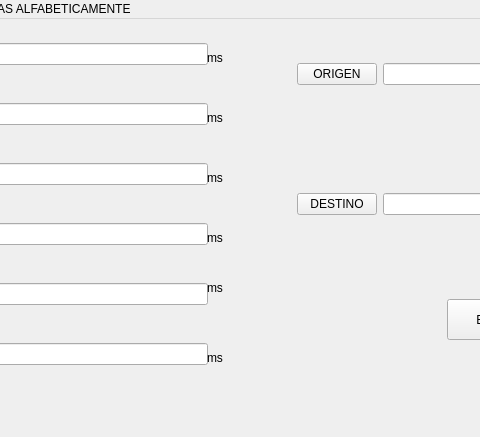
First picture: the form in banco_pruebas/ordenarpalabraswindow.ui, repository idoceb00/Banco-Pruebas-ARCO, before the edit; both pictures show x 123 to 603 and y 0 to 437 of the 800 by 600 pixel window.
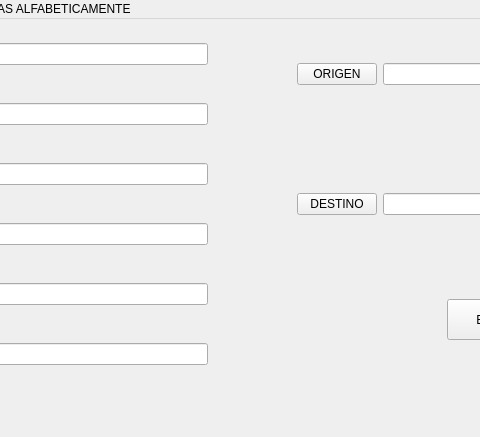
Second picture: the form after the edit.

Commit message: Correct interfaz ordenar

```diff
--- a/banco_pruebas/ordenarpalabraswindow.ui
+++ b/banco_pruebas/ordenarpalabraswindow.ui
@@ -235,84 +235,6 @@
      </item>
     </layout>
    </widget>
-   <widget class="QLabel" name="label_7">
-    <property name="geometry">
-     <rect>
-      <x>330</x>
-      <y>30</y>
-      <width>67</width>
-      <height>17</height>
-     </rect>
-    </property>
-    <property name="text">
-     <string>ms</string>
-    </property>
-   </widget>
-   <widget class="QLabel" name="label_8">
-    <property name="geometry">
-     <rect>
-      <x>330</x>
-      <y>90</y>
-      <width>67</width>
-      <height>17</height>
-     </rect>
-    </property>
-    <property name="text">
-     <string>ms</string>
-    </property>
-   </widget>
-   <widget class="QLabel" name="label_9">
-    <property name="geometry">
-     <rect>
-      <x>330</x>
-      <y>150</y>
-      <width>67</width>
-      <height>17</height>
-     </rect>
-    </property>
-    <property name="text">
-     <string>ms</string>
-    </property>
-   </widget>
-   <widget class="QLabel" name="label_10">
-    <property name="geometry">
-     <rect>
-      <x>330</x>
-      <y>210</y>
-      <width>67</width>
-      <height>17</height>
-     </rect>
-    </property>
-    <property name="text">
-     <string>ms</string>
-    </property>
-   </widget>
-   <widget class="QLabel" name="label_11">
-    <property name="geometry">
-     <rect>
-      <x>330</x>
-      <y>260</y>
-      <width>67</width>
-      <height>17</height>
-     </rect>
-    </property>
-    <property name="text">
-     <string>ms</string>
-    </property>
-   </widget>
-   <widget class="QLabel" name="label_12">
-    <property name="geometry">
-     <rect>
-      <x>330</x>
-      <y>330</y>
-      <width>67</width>
-      <height>17</height>
-     </rect>
-    </property>
-    <property name="text">
-     <string>ms</string>
-    </property>
-   </widget>
   </widget>
   <widget class="QMenuBar" name="menubar">
    <property name="geometry">
```
The commit also changes 1 other file.
